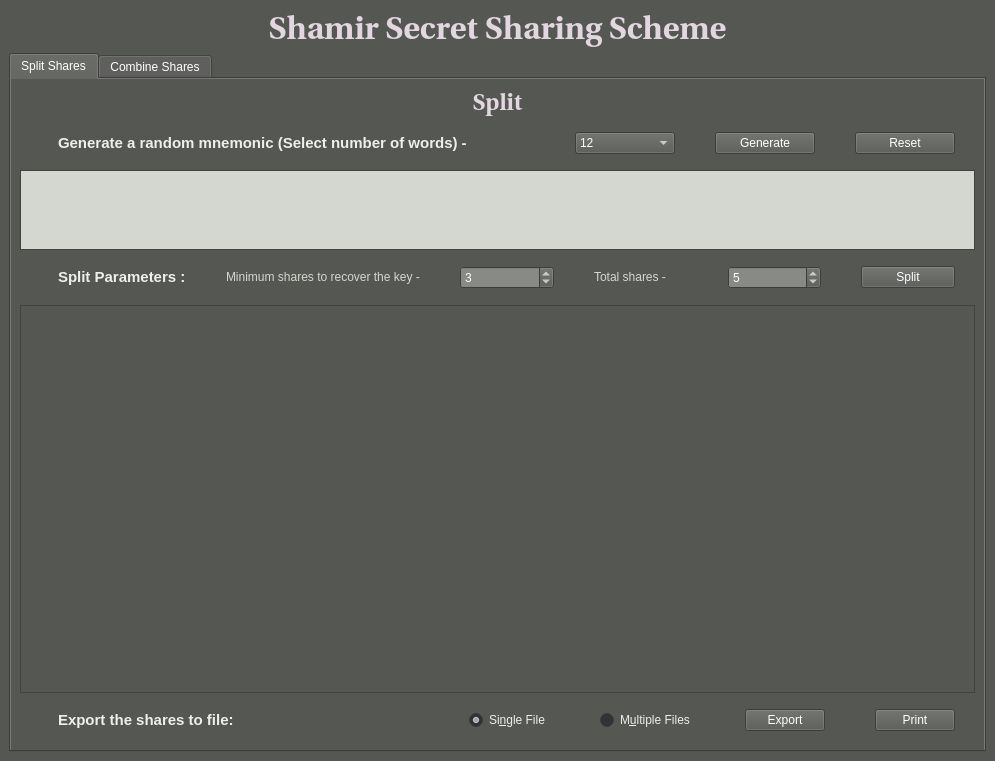
First picture: the form in secret-shares-app/app_ui.ui, repository ChakshuGupta/secret-share, before the edit.
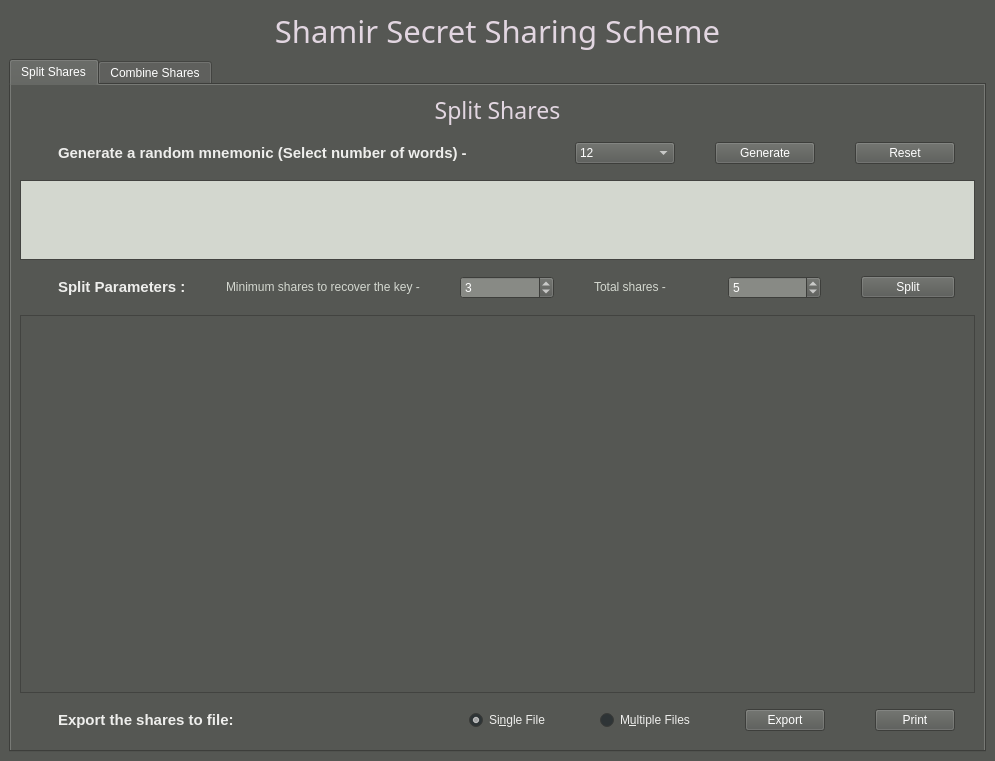
Second picture: the form after the edit. Icons and pictures are not drawn.

The edit to the form file:
```diff
--- a/secret-shares-app/app_ui.ui
+++ b/secret-shares-app/app_ui.ui
@@ -319,10 +319,11 @@
         </property>
         <property name="font">
          <font>
-          <family>Utopia</family>
-          <pointsize>24</pointsize>
-          <weight>75</weight>
-          <bold>true</bold>
+          <family>Umpush</family>
+          <pointsize>23</pointsize>
+          <weight>50</weight>
+          <italic>false</italic>
+          <bold>false</bold>
          </font>
         </property>
         <property name="text">
@@ -820,14 +821,14 @@
             </property>
             <property name="font">
              <font>
-              <family>Utopia</family>
+              <family>Umpush</family>
               <pointsize>17</pointsize>
-              <weight>75</weight>
-              <bold>true</bold>
+              <weight>50</weight>
+              <bold>false</bold>
              </font>
             </property>
             <property name="text">
-             <string>Split</string>
+             <string>Split Shares</string>
             </property>
             <property name="alignment">
              <set>Qt::AlignCenter</set>
```
Left out of the diff: 8 changed lines with no effect on the pictures.
